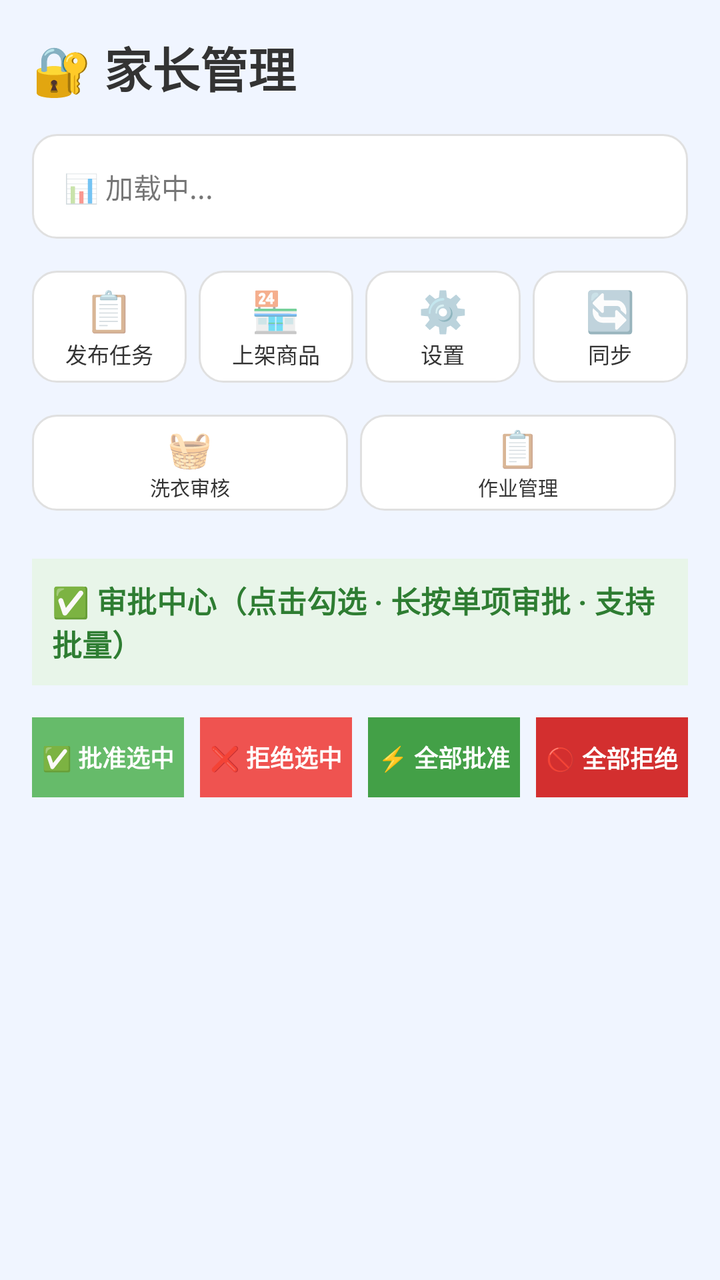
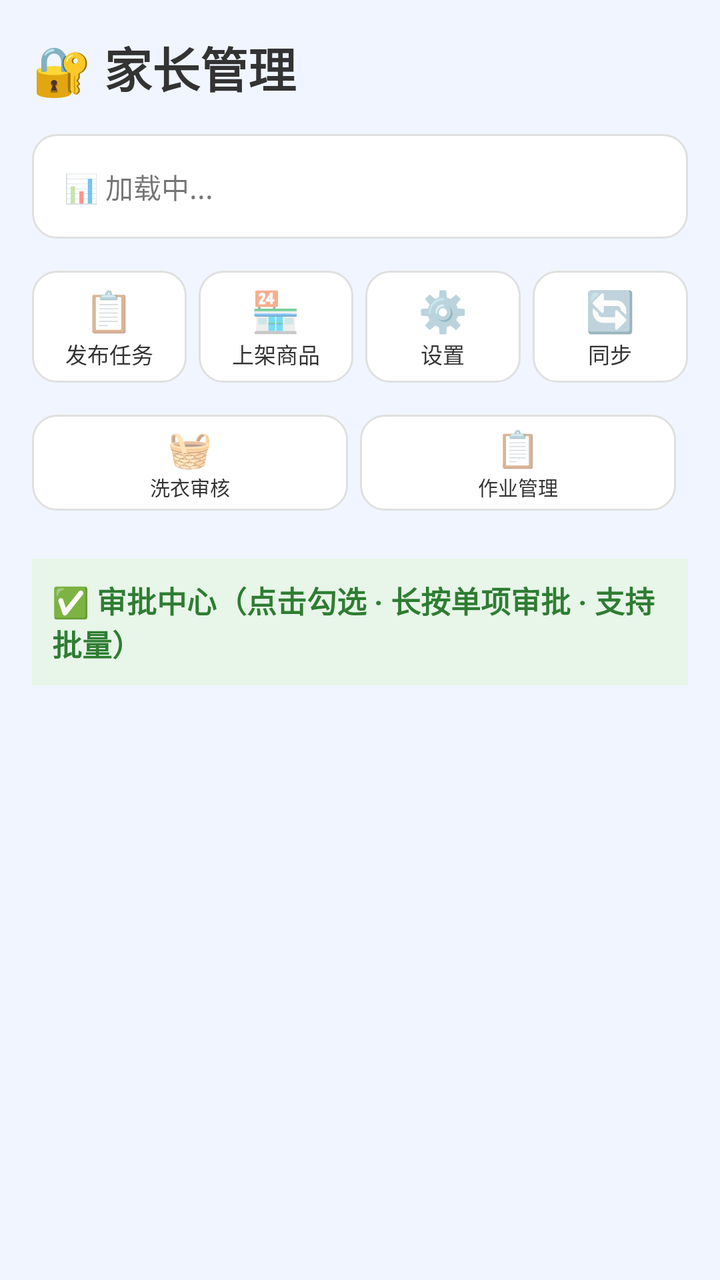

Screens rendered from an Android XML layout before and after an edit, with the pre-edit source and the edit as a unified diff.
<!-- AndroidManifest.xml: activity theme Theme.HabitTracker.Parent -->
<!-- res/layout/activity_parent.xml -->
<?xml version="1.0" encoding="utf-8"?>
<androidx.core.widget.NestedScrollView xmlns:android="http://schemas.android.com/apk/res/android"
    android:layout_width="match_parent"
    android:layout_height="match_parent"
    android:background="@color/background_parent">

    <LinearLayout
        android:layout_width="match_parent"
        android:layout_height="wrap_content"
        android:orientation="vertical"
        android:padding="16dp">

    <TextView
        android:layout_width="wrap_content"
        android:layout_height="wrap_content"
        android:text="🔐 家长管理"
        android:textSize="24sp"
        android:textColor="@color/text_primary"
        android:textStyle="bold"
        android:layout_marginBottom="16dp" />

    
    <TextView
        android:id="@+id/tv_parent_stats"
        android:layout_width="match_parent"
        android:layout_height="wrap_content"
        android:padding="16dp"
        android:background="@drawable/card_background"
        android:text="📊 加载中..."
        android:textSize="14sp"
        android:lineSpacingExtra="4dp"
        android:layout_marginBottom="16dp" />

    
    <LinearLayout
        android:layout_width="match_parent"
        android:layout_height="wrap_content"
        android:orientation="horizontal"
        android:gravity="center"
        android:layout_marginBottom="16dp">

        <LinearLayout
            android:id="@+id/btn_add_task"
            android:layout_width="0dp"
            android:layout_height="56dp"
            android:layout_weight="1"
            android:layout_marginEnd="6dp"
            android:gravity="center"
            android:orientation="vertical"
            android:background="@drawable/card_background"
            android:clickable="true"
            android:focusable="true"
            android:foreground="?attr/selectableItemBackground">

            <TextView
                android:layout_width="wrap_content"
                android:layout_height="wrap_content"
                android:text="📋"
                android:textSize="20sp" />

            <TextView
                android:layout_width="wrap_content"
                android:layout_height="wrap_content"
                android:text="发布任务"
                android:textSize="11sp"
                android:textColor="@color/text_primary" />
        </LinearLayout>

        <LinearLayout
            android:id="@+id/btn_add_shop_item"
            android:layout_width="0dp"
            android:layout_height="56dp"
            android:layout_weight="1"
            android:layout_marginEnd="6dp"
            android:gravity="center"
            android:orientation="vertical"
            android:background="@drawable/card_background"
            android:clickable="true"
            android:focusable="true"
            android:foreground="?attr/selectableItemBackground">

            <TextView
                android:layout_width="wrap_content"
                android:layout_height="wrap_content"
                android:text="🏪"
                android:textSize="20sp" />

            <TextView
                android:layout_width="wrap_content"
                android:layout_height="wrap_content"
                android:text="上架商品"
                android:textSize="11sp"
                android:textColor="@color/text_primary" />
        </LinearLayout>

        <LinearLayout
            android:id="@+id/btn_settings"
            android:layout_width="0dp"
            android:layout_height="56dp"
            android:layout_weight="1"
            android:layout_marginEnd="6dp"
            android:gravity="center"
            android:orientation="vertical"
            android:background="@drawable/card_background"
            android:clickable="true"
            android:focusable="true"
            android:foreground="?attr/selectableItemBackground">

            <TextView
                android:layout_width="wrap_content"
                android:layout_height="wrap_content"
                android:text="⚙️"
                android:textSize="20sp" />

            <TextView
                android:layout_width="wrap_content"
                android:layout_height="wrap_content"
                android:text="设置"
                android:textSize="11sp"
                android:textColor="@color/text_primary" />
        </LinearLayout>

        <LinearLayout
            android:id="@+id/btn_sync"
            android:layout_width="0dp"
            android:layout_height="56dp"
            android:layout_weight="1"
            android:gravity="center"
            android:orientation="vertical"
            android:background="@drawable/card_background"
            android:clickable="true"
            android:focusable="true"
            android:foreground="?attr/selectableItemBackground">

            <TextView
                android:layout_width="wrap_content"
                android:layout_height="wrap_content"
                android:text="🔄"
                android:textSize="20sp" />

            <TextView
                android:layout_width="wrap_content"
                android:layout_height="wrap_content"
                android:text="同步"
                android:textSize="11sp"
                android:textColor="@color/text_primary" />
        </LinearLayout>
    </LinearLayout>

    
    <LinearLayout
        android:layout_width="match_parent"
        android:layout_height="wrap_content"
        android:orientation="horizontal"
        android:gravity="center"
        android:layout_marginBottom="16dp">
        <LinearLayout
            android:id="@+id/btn_laundry_review"
            android:layout_width="0dp"
            android:layout_height="48dp"
            android:layout_weight="1"
            android:layout_marginEnd="6dp"
            android:gravity="center"
            android:orientation="vertical"
            android:background="@drawable/card_background"
            android:clickable="true"
            android:focusable="true"
            android:foreground="?attr/selectableItemBackground">
            <TextView
                android:layout_width="wrap_content"
                android:layout_height="wrap_content"
                android:text="🧺" android:textSize="18sp" />
            <TextView
                android:layout_width="wrap_content"
                android:layout_height="wrap_content"
                android:text="洗衣审核" android:textSize="10sp"
                android:textColor="@color/text_primary" />
        </LinearLayout>
        <LinearLayout
            android:id="@+id/btn_gate_manage"
            android:layout_width="0dp"
            android:layout_height="48dp"
            android:layout_weight="1"
            android:layout_marginEnd="6dp"
            android:gravity="center"
            android:orientation="vertical"
            android:background="@drawable/card_background"
            android:clickable="true"
            android:focusable="true"
            android:foreground="?attr/selectableItemBackground">
            <TextView
                android:layout_width="wrap_content"
                android:layout_height="wrap_content"
                android:text="📋" android:textSize="18sp" />
            <TextView
                android:layout_width="wrap_content"
                android:layout_height="wrap_content"
                android:text="作业管理" android:textSize="10sp"
                android:textColor="@color/text_primary" />
        </LinearLayout>
</LinearLayout>

            
    <TextView
        android:id="@+id/tv_hub_title"
        android:layout_width="match_parent"
        android:layout_height="wrap_content"
        android:padding="10dp"
        android:layout_marginTop="8dp"
        android:layout_marginBottom="4dp"
        android:background="#E8F5E9"
        android:text="✅ 审批中心（点击勾选 · 长按单项审批 · 支持批量）"
        android:textSize="15sp"
        android:textStyle="bold"
        android:textColor="#2E7D32" />
    <androidx.recyclerview.widget.RecyclerView
        android:id="@+id/rv_approval_hub"
        android:layout_width="match_parent"
        android:layout_height="wrap_content"
        android:nestedScrollingEnabled="false" />

                <LinearLayout
        android:layout_width="match_parent"
        android:layout_height="wrap_content"
        android:layout_marginTop="12dp"
        android:orientation="horizontal"
        android:gravity="center">
        <TextView
            android:layout_width="0dp"
            android:layout_height="40dp"
            android:layout_weight="1"
            android:layout_marginEnd="4dp"
            android:gravity="center"
            android:background="#66BB6A"
            android:text="✅ 批准选中"
            android:textColor="#FFFFFF"
            android:textSize="12sp"
            android:textStyle="bold"
            android:id="@+id/btn_approve_selected"
            android:clickable="true"
            android:focusable="true"/>
        <TextView
            android:layout_width="0dp"
            android:layout_height="40dp"
            android:layout_weight="1"
            android:layout_marginStart="4dp"
            android:layout_marginEnd="4dp"
            android:gravity="center"
            android:background="#EF5350"
            android:text="❌ 拒绝选中"
            android:textColor="#FFFFFF"
            android:textSize="12sp"
            android:textStyle="bold"
            android:id="@+id/btn_reject_selected"
            android:clickable="true"
            android:focusable="true"/>
        <TextView
            android:layout_width="0dp"
            android:layout_height="40dp"
            android:layout_weight="1"
            android:layout_marginStart="4dp"
            android:layout_marginEnd="4dp"
            android:gravity="center"
            android:background="#43A047"
            android:text="⚡ 全部批准"
            android:textColor="#FFFFFF"
            android:textSize="12sp"
            android:textStyle="bold"
            android:id="@+id/btn_approve_all"
            android:clickable="true"
            android:focusable="true"/>
        <TextView
            android:layout_width="0dp"
            android:layout_height="40dp"
            android:layout_weight="1"
            android:layout_marginStart="4dp"
            android:gravity="center"
            android:background="#D32F2F"
            android:text="🚫 全部拒绝"
            android:textColor="#FFFFFF"
            android:textSize="12sp"
            android:textStyle="bold"
            android:id="@+id/btn_reject_all"
            android:clickable="true"
            android:focusable="true"/>
    </LinearLayout></LinearLayout>

</androidx.core.widget.NestedScrollView>
<!-- resources referenced by this layout -->
<resources>
  <color name="background_parent">#F0F5FF</color>
  <color name="text_primary">#333333</color>
  <!-- drawable card_background (drawable) -->
  <?xml version="1.0" encoding="utf-8"?>
  <shape xmlns:android="http://schemas.android.com/apk/res/android"
      android:shape="rectangle">
      <solid android:color="@color/white" />
      <corners android:radius="12dp" />
      <stroke android:width="1dp" android:color="#E0E0E0" />
  </shape>
  <style name="Theme.HabitTracker.Parent" parent="Theme.HabitTracker">
          <item name="colorPrimary">@color/parent_blue</item>
          <item name="android:statusBarColor">@color/background_parent</item>
      </style>
  <color name="white">#FFFFFF</color>
  <style name="Theme.HabitTracker" parent="Theme.MaterialComponents.Light.NoActionBar">
          <item name="colorPrimary">@color/child_pink</item>
          <item name="colorPrimaryVariant">@color/child_pink_light</item>
          <item name="colorOnPrimary">@color/white</item>
          <item name="colorSecondary">@color/child_green</item>
          <item name="android:statusBarColor">@color/child_pink_light</item>
      </style>
  <color name="parent_blue">#2196F3</color>
  <color name="child_pink">#FF6B9D</color>
  <color name="child_pink_light">#FFF0F5</color>
  <color name="child_green">#4CAF50</color>
</resources>

<!-- the commit's change to res/layout/activity_parent.xml (unified diff, before → after) -->
@@ -216,8 +216,9 @@
     <androidx.recyclerview.widget.RecyclerView
         android:id="@+id/rv_approval_hub"
         android:layout_width="match_parent"
-        android:layout_height="wrap_content"
-        android:nestedScrollingEnabled="false" />
+        android:layout_height="320dp"
+        android:nestedScrollingEnabled="false"
+        android:clipToPadding="false" />
 
                 <LinearLayout
         android:layout_width="match_parent"
